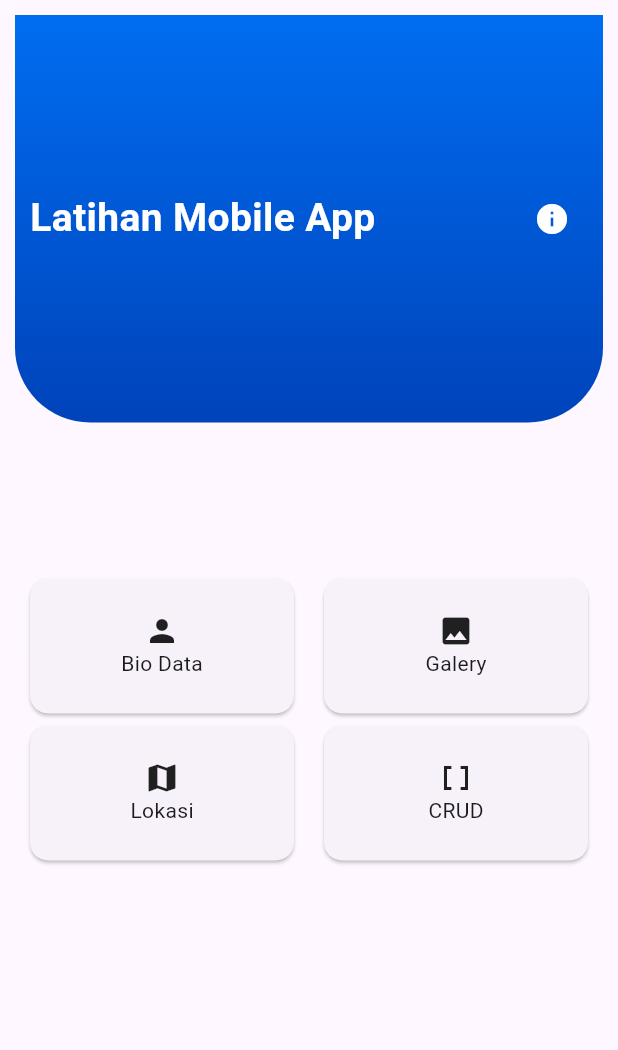
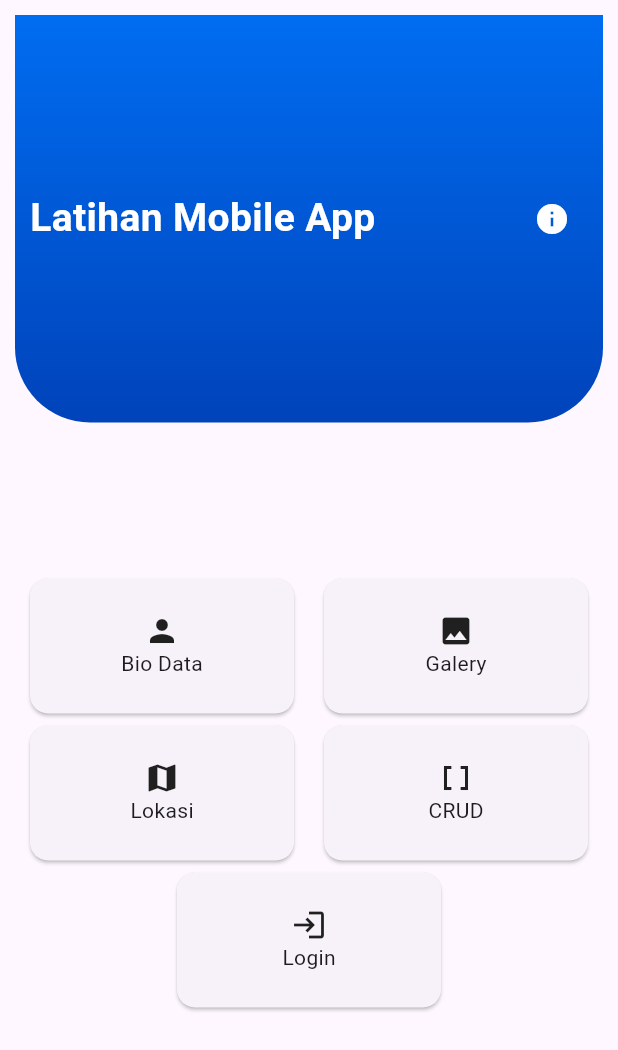
Before and after one commit to ahmad-mujamil/pmobile, a Flutter app: the screen it shows after launch, on a phone screen of 412 x 824 dp. Shown: the top 1050 px of the screen. Run offline on Flutter 3.47's test engine with Material 3 defaults, Android fonts, the phone set to English and light mode, and no system bars; our stand-ins replace flutter_map, geolocator, latlong2; missing offline and left inert: flutter_map_location_marker, gallery_image_viewer.

```diff
--- a/lib/main.dart
+++ b/lib/main.dart
@@ -20,9 +20,11 @@ class MainApp extends StatelessWidget {
       initialRoute: '/',
       routes: {
         '/' : (context) => const Home(),
+        '/home' : (context) => const Home(),
         '/bio' : (context) => const Bio(),
         '/galery' : (context) => const Galery(),
         '/map' : (context) => const Maps(),
+        '/crud' : (context) => const Maps(),
       },
     );
   }
--- a/lib/ui/component.dart
+++ b/lib/ui/component.dart
@@ -5,6 +5,7 @@ Widget menuButton (String text, String url, IconData icon, BuildContext context)
       child: InkWell(
         onTap: () => Navigator.pushNamed(context, url),
         child: Card(
+
           child: Container(
             height: 90,
             width: (MediaQuery.of(context).size.width-60)/2,
--- a/lib/ui/home.dart
+++ b/lib/ui/home.dart
@@ -72,6 +72,14 @@ class Menu extends StatelessWidget {
             menuButton("CRUD", '/crud',Icons.data_array, context)
           ],
         ),
+        Row(
+          mainAxisAlignment: MainAxisAlignment.spaceAround,
+          crossAxisAlignment: CrossAxisAlignment.center,
+          children: [
+            menuButton("Login",'/login',Icons.login,context),
+
+          ],
+        ),
       ],
     );
   }
--- a/pubspec.yaml
+++ b/pubspec.yaml
@@ -14,6 +14,7 @@ dependencies:
   gallery_image_viewer: ^1.2.0
   geolocator: ^11.0.0
   latlong2: ^0.9.1
+  sqflite: ^2.3.3
 
 dev_dependencies:
   flutter_test:
```
Also changed, not shown: lib/ui/maps.dart (+6 -17 lines), lib/ui/galery.dart (line endings or trailing spaces), pubspec.lock, 1 other file.
